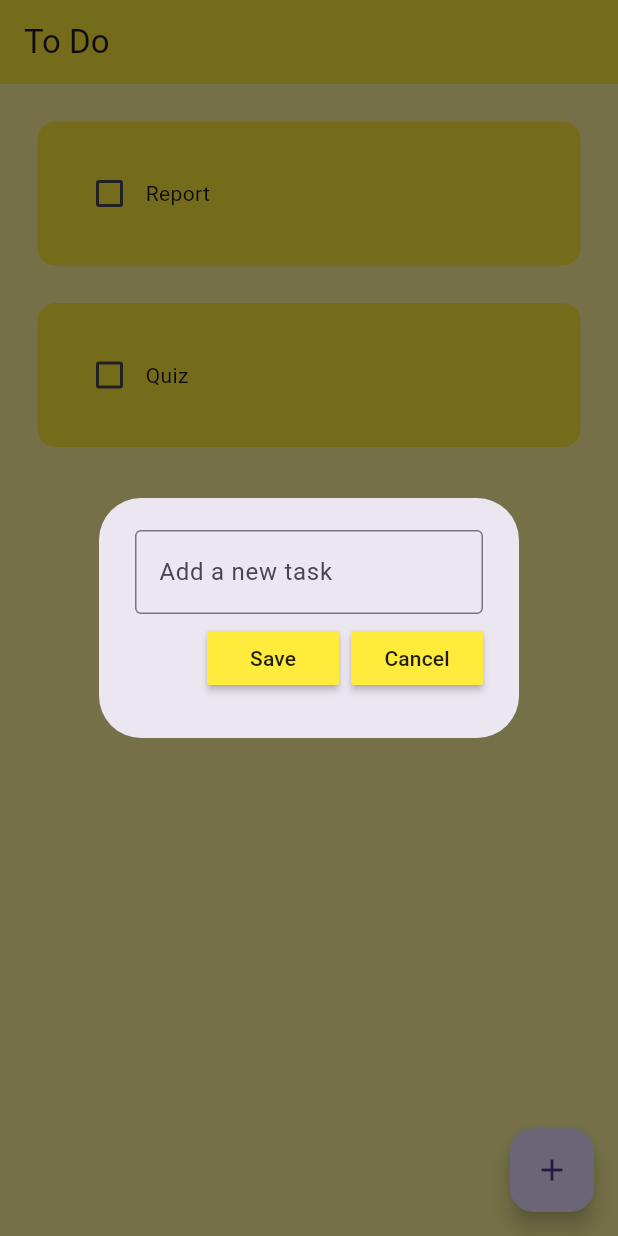
After one commit to swu628/cs732-assignment-flutter-todolist, a Flutter app: the screen it shows after launch, after a tap on the "add" icon, on a phone screen of 412 x 824 dp. The commit adds this screen. Run offline on Flutter 3.47's test engine with Material 3 defaults, Android fonts, the phone set to English and light mode, and no system bars.

Commit message:
added add task feature

```diff
--- a/app/lib/pages/home_page.dart
+++ b/app/lib/pages/home_page.dart
@@ -1,3 +1,4 @@
+import 'package:app/util/dialog_box.dart';
 import 'package:app/util/todo_tile.dart';
 import 'package:flutter/material.dart';
 
@@ -9,6 +10,9 @@ class HomePage extends StatefulWidget {
 }
 
 class _HomePageState extends State<HomePage> {
+  // Text controller
+  final _controller = TextEditingController();
+
   // Create a list of to do tasks
   List toDoList = [
     ["Report", false],
@@ -22,6 +26,26 @@ class _HomePageState extends State<HomePage> {
     });
   }
 
+  void saveNewTask() {
+    setState(() {
+      toDoList.add([_controller.text, false]);
+      _controller.clear();
+    });
+    Navigator.of(context).pop(); // Close the dialog
+  }
+
+  void createNewTask() {
+    showDialog(
+        context: context,
+        builder: (context) {
+          return DialogBox(
+            controller: _controller,
+            onSave: saveNewTask,
+            onCancel: () => Navigator.of(context).pop(), // Close the dialog
+          );
+        });
+  }
+
   @override
   Widget build(BuildContext context) {
     return Scaffold(
@@ -29,6 +53,10 @@ class _HomePageState extends State<HomePage> {
       appBar: AppBar(
         title: Text('To Do'),
         backgroundColor: Colors.yellow,
+      ),
+      floatingActionButton: FloatingActionButton(
+        onPressed: createNewTask,
+        child: Icon(Icons.add),
       ),
       body: ListView.builder(
         itemCount: toDoList.length,
--- /dev/null
+++ b/app/lib/util/dialog_box.dart
@@ -0,0 +1,47 @@
+import 'package:app/util/my_button.dart';
+import 'package:flutter/material.dart';
+
+class DialogBox extends StatelessWidget {
+  final controller;
+  VoidCallback onSave;
+  VoidCallback onCancel;
+
+  DialogBox({
+    super.key,
+    required this.controller,
+    required this.onSave,
+    required this.onCancel,
+  });
+
+  @override
+  Widget build(BuildContext context) {
+    return AlertDialog(
+      content: Container(
+        height: 120,
+        child: Column(
+          mainAxisAlignment: MainAxisAlignment.spaceEvenly,
+          children: [
+            // Get user input
+            TextField(
+              controller: controller,
+              decoration: InputDecoration(
+                border: OutlineInputBorder(),
+                hintText: "Add a new task",
+              ),
+            ),
+
+            // Save and cancel buttons
+            Row(
+              mainAxisAlignment: MainAxisAlignment.end,
+              children: [
+                MyButton(text: "Save", onPressed: onSave),
+                const SizedBox(width: 8),
+                MyButton(text: "Cancel", onPressed: onCancel),
+              ],
+            )
+          ],
+        ),
+      ),
+    );
+  }
+}
--- /dev/null
+++ b/app/lib/util/my_button.dart
@@ -0,0 +1,20 @@
+import 'package:flutter/material.dart';
+
+class MyButton extends StatelessWidget {
+  final String text;
+  VoidCallback onPressed;
+  MyButton({
+    super.key,
+    required this.text,
+    required this.onPressed,
+  });
+
+  @override
+  Widget build(BuildContext context) {
+    return MaterialButton(
+      onPressed: onPressed,
+      child: Text(text),
+      color: Colors.yellow,
+    );
+  }
+}
```
